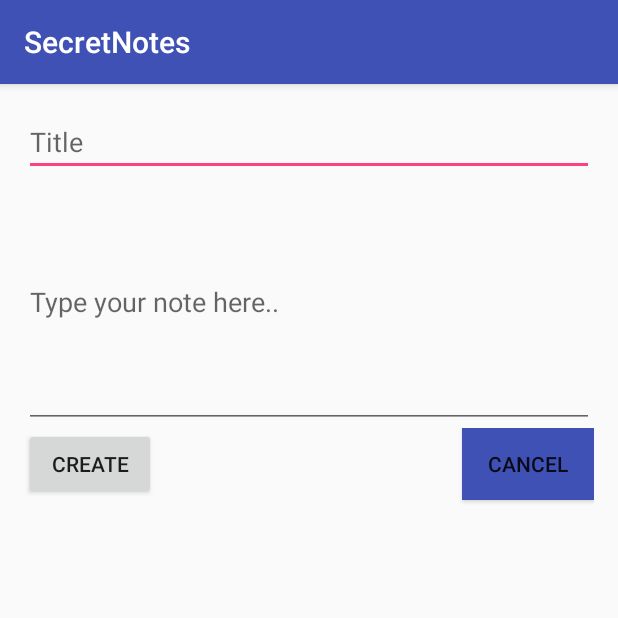
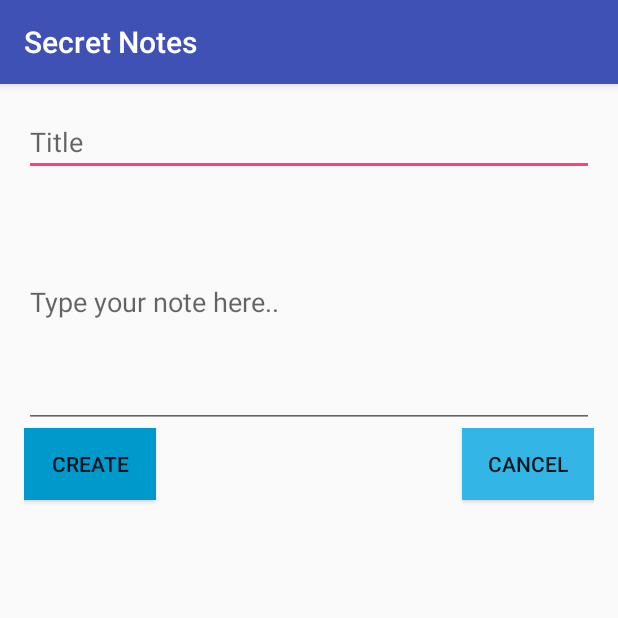
Before and after one commit to ijurasic/SecretNotes, an Android app: the NotesActivity screen opened directly, with no data from a screen before it, after a tap on "NEW NOTE", on a phone screen of 412 x 824 dp, the top half of it. Run offline under Robolectric (Android 15) with nearby library versions, the light colour scheme and no system bars.

Commit message:
Application rename, new app icon

```diff
--- a/app/src/main/java/com/example/ivan/secretnotes/CreateNoteActivity.java
+++ b/app/src/main/java/ijura/software/secretnotes/CreateNoteActivity.java
@@ -1,8 +1,6 @@
-package com.example.ivan.secretnotes;
+package ijura.software.secretnotes;
 
-import android.content.ContentValues;
 import android.content.DialogInterface;
-import android.content.Intent;
 import android.support.v7.app.AlertDialog;
 import android.support.v7.app.AppCompatActivity;
 import android.os.Bundle;
@@ -12,7 +10,7 @@ import android.widget.Button;
 import android.widget.EditText;
 import android.widget.Toast;
 
-import utils.DButil;
+
 import utils.Notes;
 
 public class CreateNoteActivity extends AppCompatActivity {
@@ -24,11 +22,11 @@ public class CreateNoteActivity extends AppCompatActivity {
         super.onCreate(savedInstanceState);
         setContentView(R.layout.activity_create_note);
 
-        Button btnCreateNote = (Button) findViewById(R.id.btnCreateNote);
-        Button btnDeleteNote = (Button) findViewById(R.id.btnDeleteNote);
+        Button btnCreateNote = (Button) findViewById(ijura.software.secretnotes.R.id.btnCreateNote);
+        Button btnDeleteNote = (Button) findViewById(ijura.software.secretnotes.R.id.btnDeleteNote);
 
-        EditText editTextCaption = (EditText) findViewById(R.id.editTextTitle);
-        EditText editTextNoteText = (EditText) findViewById(R.id.editTextNote);
+        EditText editTextCaption = (EditText) findViewById(ijura.software.secretnotes.R.id.editTextTitle);
+        EditText editTextNoteText = (EditText) findViewById(ijura.software.secretnotes.R.id.editTextNote);
 
         if (note_position == null) {
             //user clicked on create new note button
@@ -37,8 +35,8 @@ public class CreateNoteActivity extends AppCompatActivity {
         } else {
             //user clicked on existing note..
 
-            editTextCaption = (EditText) findViewById(R.id.editTextTitle);
-            editTextNoteText = (EditText) findViewById(R.id.editTextNote);
+            editTextCaption = (EditText) findViewById(ijura.software.secretnotes.R.id.editTextTitle);
+            editTextNoteText = (EditText) findViewById(ijura.software.secretnotes.R.id.editTextNote);
 
             editTextCaption.setText(Notes.notesList.get(note_position).title);
             editTextNoteText.setText(Notes.notesList.get(note_position).note);
@@ -58,8 +56,8 @@ public class CreateNoteActivity extends AppCompatActivity {
 
         if (note_position == null) {
             //user is creating a new note
-            String title = ((EditText) findViewById(R.id.editTextTitle)).getText().toString();
-            String note = ((EditText) findViewById(R.id.editTextNote)).getText().toString();
+            String title = ((EditText) findViewById(ijura.software.secretnotes.R.id.editTextTitle)).getText().toString();
+            String note = ((EditText) findViewById(ijura.software.secretnotes.R.id.editTextNote)).getText().toString();
 
             Notes.insertNote(title, note);
             Toast.makeText(view.getContext(),
@@ -68,8 +66,8 @@ public class CreateNoteActivity extends AppCompatActivity {
             this.finish();
         } else {
             //user is saving an existing note
-            String title = ((EditText) findViewById(R.id.editTextTitle)).getText().toString();
-            String note = ((EditText) findViewById(R.id.editTextNote)).getText().toString();
+            String title = ((EditText) findViewById(ijura.software.secretnotes.R.id.editTextTitle)).getText().toString();
+            String note = ((EditText) findViewById(ijura.software.secretnotes.R.id.editTextNote)).getText().toString();
 
             Notes.updateNote(Notes.notesList.get(note_position).id, title, note);
             Toast.makeText(view.getContext(),
--- a/app/src/main/java/com/example/ivan/secretnotes/NotesActivity.java
+++ b/app/src/main/java/ijura/software/secretnotes/NotesActivity.java
@@ -1,4 +1,4 @@
-package com.example.ivan.secretnotes;
+package ijura.software.secretnotes;
 
 import android.content.Intent;
 import android.support.v7.app.AppCompatActivity;
@@ -7,14 +7,10 @@ import android.view.View;
 import android.widget.AdapterView;
 import android.widget.ArrayAdapter;
 import android.widget.ListView;
-import android.widget.Toast;
 
 import java.util.List;
 
-import utils.DButil;
 import utils.Notes;
-
-import static android.widget.Toast.LENGTH_SHORT;
 
 public class NotesActivity extends AppCompatActivity {
     public final static int REQUEST_CODE_CREATE_NEW_ACTIVITY = 1;
@@ -22,7 +18,7 @@ public class NotesActivity extends AppCompatActivity {
     @Override
     protected void onCreate(Bundle savedInstanceState) {
         super.onCreate(savedInstanceState);
-        setContentView(R.layout.activity_notes);
+        setContentView(ijura.software.secretnotes.R.layout.activity_notes);
 
         refreshNotesListView();
     }
@@ -45,9 +41,9 @@ public class NotesActivity extends AppCompatActivity {
 
         List<String> notesList = Notes.getAllNoteTitles();
 
-        ArrayAdapter adapter = new ArrayAdapter<String>(this, R.layout.activity_listview, notesList);
+        ArrayAdapter adapter = new ArrayAdapter<String>(this, ijura.software.secretnotes.R.layout.activity_listview, notesList);
 
-        ListView listViewNotes = (ListView) findViewById(R.id.listView);
+        ListView listViewNotes = (ListView) findViewById(ijura.software.secretnotes.R.id.listView);
         listViewNotes.setAdapter(adapter);
 
         listViewNotes.setOnItemClickListener(new AdapterView.OnItemClickListener() {
--- a/app/src/main/java/utils/Notes.java
+++ b/app/src/main/java/utils/Notes.java
@@ -2,8 +2,6 @@ package utils;
 
 import android.content.ContentValues;
 import android.database.Cursor;
-
-import com.example.ivan.secretnotes.NotesActivity;
 
 import java.util.ArrayList;
 import java.util.List;
--- a/app/src/main/res/layout/activity_create_note.xml
+++ b/app/src/main/res/layout/activity_create_note.xml
@@ -8,7 +8,7 @@
     android:paddingLeft="@dimen/activity_horizontal_margin"
     android:paddingRight="@dimen/activity_horizontal_margin"
     android:paddingTop="@dimen/activity_vertical_margin"
-    tools:context="com.example.ivan.secretnotes.CreateNoteActivity"
+    tools:context="ijura.software.secretnotes.CreateNoteActivity"
     android:weightSum="1">
 
     <EditText
@@ -37,7 +37,8 @@
             android:layout_height="wrap_content"
             android:text="CREATE"
             android:id="@+id/btnCreateNote"
-            android:onClick="onBtnCreateNoteClick" />
+            android:onClick="onBtnCreateNoteClick"
+            android:background="@android:color/holo_blue_dark" />
 
         <View
             android:layout_width="0dp"
@@ -49,7 +50,7 @@
             android:layout_height="wrap_content"
             android:text="DELETE"
             android:id="@+id/btnDeleteNote"
-            android:background="@android:color/holo_red_dark"
+            android:background="@android:color/darker_gray"
             android:layout_marginRight="10px"
             android:onClick="onBtnDeleteNote" />
 
@@ -59,7 +60,7 @@
             android:text="CANCEL"
             android:id="@+id/btnCancelCreateNote"
             android:onClick="onBtnCancelCreateNote"
-            android:background="@color/colorPrimary" />
+            android:background="@android:color/holo_blue_light" />
     </LinearLayout>
 
 </LinearLayout>
--- a/app/src/main/res/layout/activity_main.xml
+++ b/app/src/main/res/layout/activity_main.xml
@@ -8,7 +8,7 @@
     android:paddingLeft="@dimen/activity_horizontal_margin"
     android:paddingRight="@dimen/activity_horizontal_margin"
     android:paddingTop="@dimen/activity_vertical_margin"
-    tools:context="com.example.ivan.secretnotes.MainActivity"
+    tools:context="ijura.software.secretnotes.MainActivity"
     android:id="@+id/linearLayout">
 
 
--- a/app/src/main/res/values/strings.xml
+++ b/app/src/main/res/values/strings.xml
@@ -1,7 +1,3 @@
 <resources>
-    <string name="app_name">SecretNotes</string>
-
-    <string name="title_activity_notes">NotesActivity</string>
-    <string name="dummy_button">Dummy Button</string>
-    <string name="dummy_content">DUMMY\nCONTENT</string>
+    <string name="app_name">Secret Notes</string>
 </resources>
```
Also changed, not shown: app/src/main/AndroidManifest.xml (+4 -4 lines), app/src/main/java/ijura/software/secretnotes/MainActivity.java (renamed from app/src/main/java/com/example/ivan/secretnotes/MainActivity.java, +7 -8 lines), app/src/main/res/layout/activity_notes.xml (+4 -3 lines), app/src/main/res/drawable/lock.png, 4 other files.
